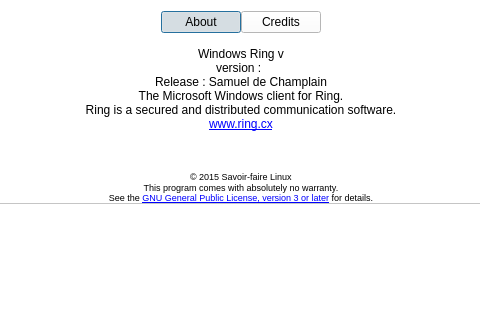
Above: aboutdialog.ui from savoirfairelinux/jami-client-windows before the change; both pictures show x 96 to 576 and y 0 to 336 of the 674 by 555 pixel window. Below: the same form after it.
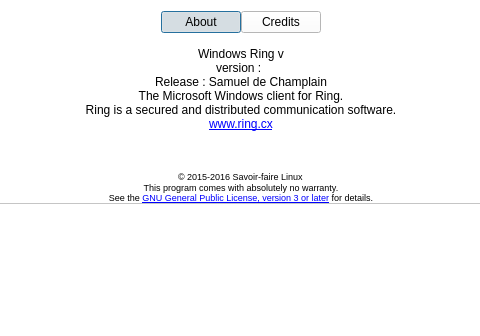
That is the form after the change. Icons and pictures are not drawn.

The edit to the form file:
```diff
--- a/aboutdialog.ui
+++ b/aboutdialog.ui
@@ -629,7 +629,7 @@
          </font>
         </property>
         <property name="text">
-         <string notr="true">&lt;html&gt;&lt;head/&gt;&lt;body&gt;&lt;p&gt;© 2015 Savoir-faire Linux&lt;/p&gt;&lt;/body&gt;&lt;/html&gt;</string>
+         <string notr="true">&lt;html&gt;&lt;head/&gt;&lt;body&gt;&lt;p&gt;© 2015-2016 Savoir-faire Linux&lt;/p&gt;&lt;/body&gt;&lt;/html&gt;</string>
         </property>
         <property name="margin">
          <number>5</number>
```
